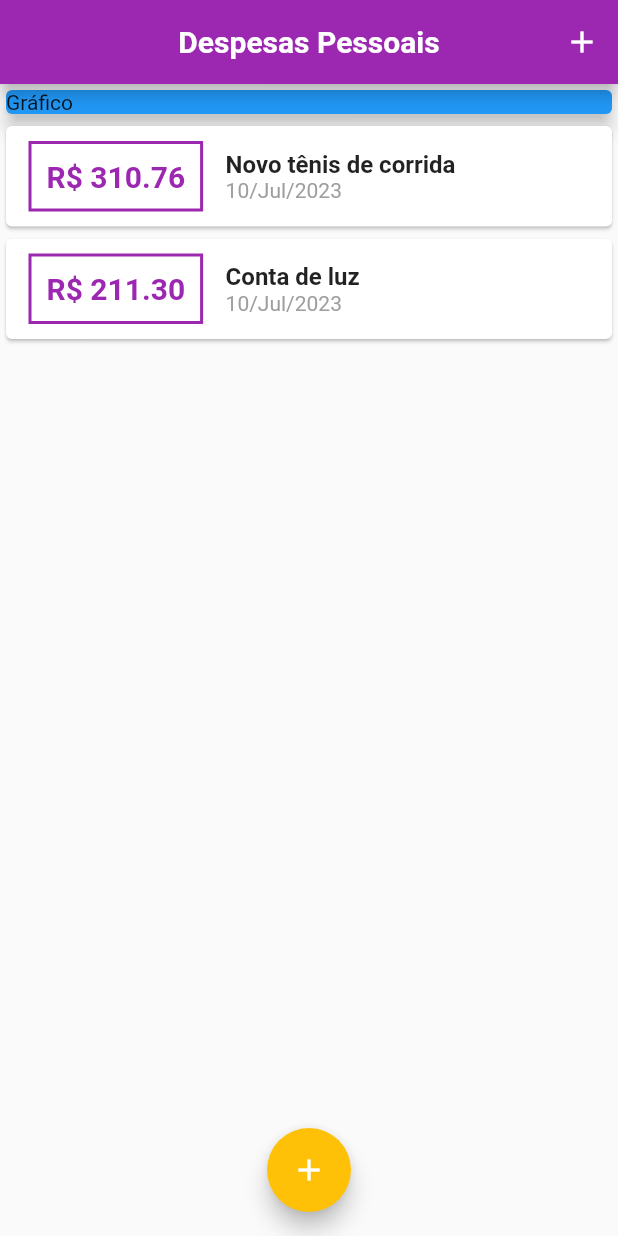
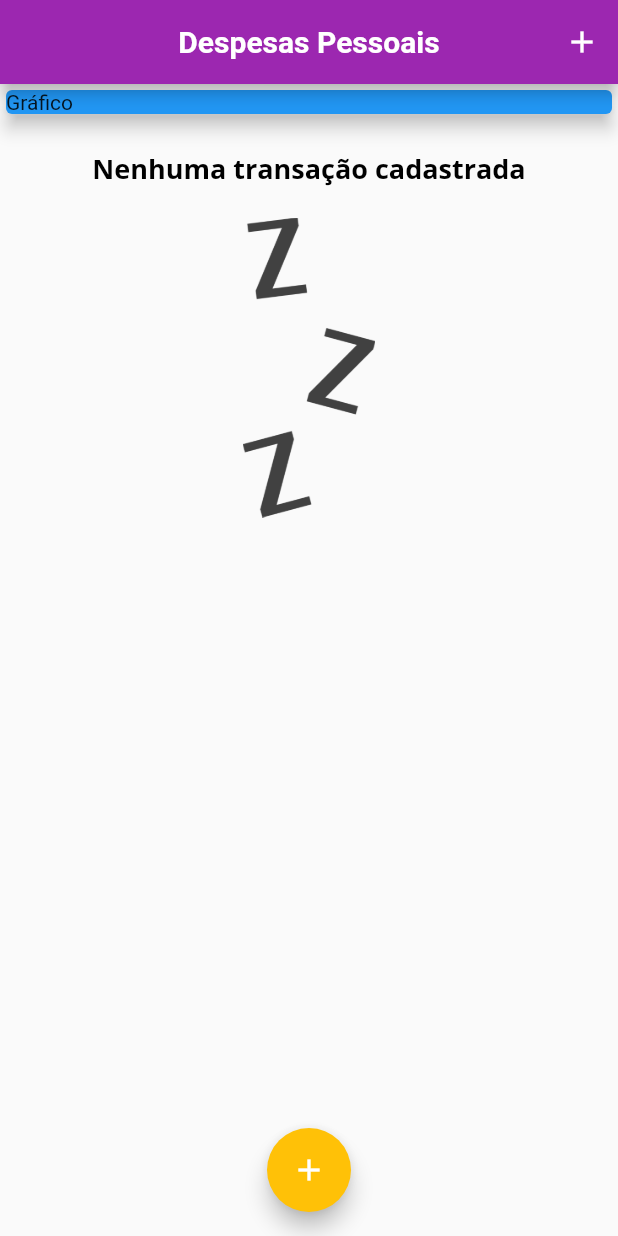
Before and after one commit to julianojstavares/flutter_expenses_app, a Flutter app: the screen it shows after launch, on a phone screen of 412 x 824 dp. Run offline on Flutter 3.47's test engine with Material 2 defaults, Android fonts, the phone set to English and light mode, and no system bars; Roboto replaces fonts that are missing (Quicksans).

Commit message:
Section 4, class 118

```diff
--- a/lib/components/transaction_list.dart
+++ b/lib/components/transaction_list.dart
@@ -15,7 +15,25 @@ class TransactionList extends StatelessWidget {
   Widget build(BuildContext context) {
     return SizedBox(
       height: 300,
-      child: ListView.builder(
+      child: transactions.isEmpty
+          ? Column(
+              children: [
+                const SizedBox(height: 20),
+                Text(
+                  "Nenhuma transação cadastrada",
+                  style: Theme.of(context).textTheme.titleLarge,
+                ),
+                const SizedBox(height: 20),
+                SizedBox(
+                  height: 200,
+                  child: Image.asset(
+                    "assets/images/waiting.png",
+                    fit: BoxFit.cover,
+                  ),
+                ),
+              ],
+            )
+          : ListView.builder(
               itemCount: transactions.length,
               itemBuilder: (ctx, index) {
                 final t = transactions[index];
@@ -29,7 +47,8 @@ class TransactionList extends StatelessWidget {
                         ),
                         decoration: BoxDecoration(
                           border: Border.all(
-                        color: Theme.of(context).colorScheme.primary, width: 2),
+                              color: Theme.of(context).colorScheme.primary,
+                              width: 2),
                         ),
                         padding: const EdgeInsets.all(10),
                         child: Text(
@@ -45,10 +64,7 @@ class TransactionList extends StatelessWidget {
                         children: [
                           Text(
                             t.title,
-                      style: const TextStyle(
-                        fontSize: 16,
-                        fontWeight: FontWeight.bold,
-                      ),
+                            style: Theme.of(context).textTheme.titleLarge,
                           ),
                           Text(
                             DateFormat('dd/MMM/y').format(t.date),
--- a/lib/main.dart
+++ b/lib/main.dart
@@ -34,7 +34,7 @@ class ExpensesApp extends StatelessWidget {
         ),
         appBarTheme: const AppBarTheme(
           titleTextStyle: TextStyle(
-            fontFamily: 'OpenSans',
+            fontFamily: 'Quicksans',
             fontSize: 20,
             fontWeight: FontWeight.bold,
           ),
@@ -52,19 +52,19 @@ class MyHomePage extends StatefulWidget {
 }
 
 class _MyHomePageState extends State<MyHomePage> {
-  final _transactions = [
-    Transaction(
-      id: "t1",
-      title: "Novo tênis de corrida",
-      value: 310.76,
-      date: DateTime.now(),
-    ),
-    Transaction(
-      id: "t2",
-      title: "Conta de luz",
-      value: 211.30,
-      date: DateTime.now(),
-    ),
+  final List<Transaction> _transactions = [
+    // Transaction(
+    //   id: "t1",
+    //   title: "Novo tênis de corrida",
+    //   value: 310.76,
+    //   date: DateTime.now(),
+    // ),
+    // Transaction(
+    //   id: "t2",
+    //   title: "Conta de luz",
+    //   value: 211.30,
+    //   date: DateTime.now(),
+    // ),
   ];
 
   _openTransactionFormModal(BuildContext context) {
```
Also changed, not shown: pubspec.yaml (+15 -2 lines), assets/fonts/OpenSans-Bold.ttf (added), assets/fonts/OpenSans-Regular.ttf (added), assets/fonts/Quicksand-Bold.ttf (added), assets/fonts/Quicksand-Regular.ttf (added), assets/images/waiting.png (added). Lines whose indentation alone changed are shown as unchanged.
